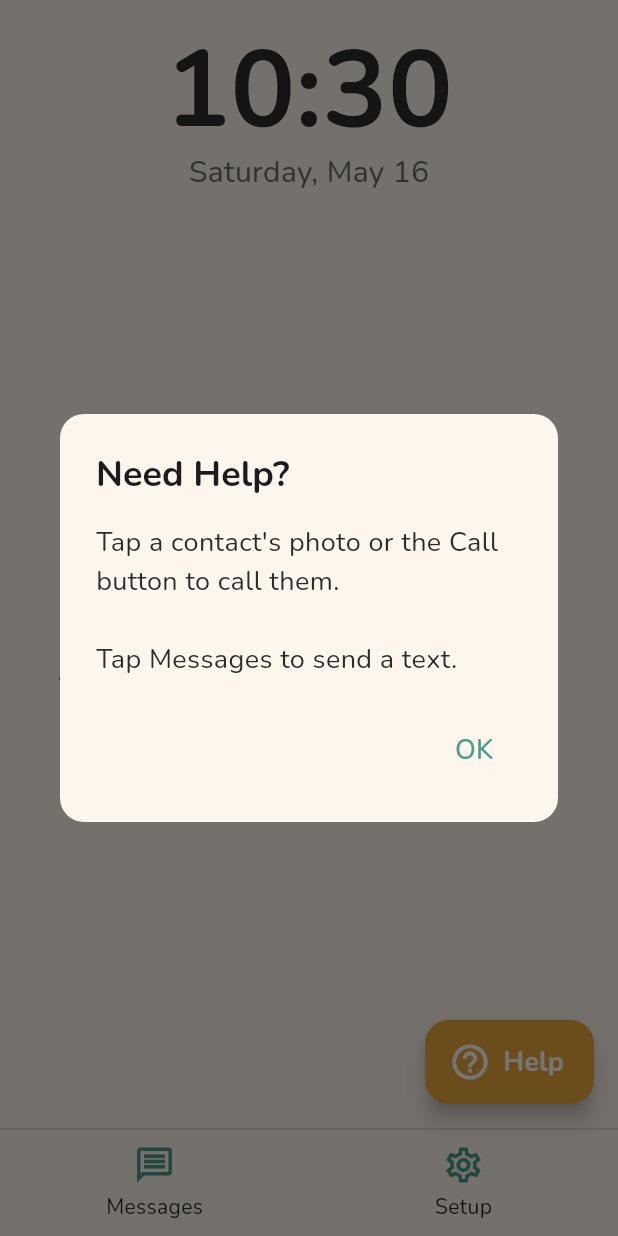
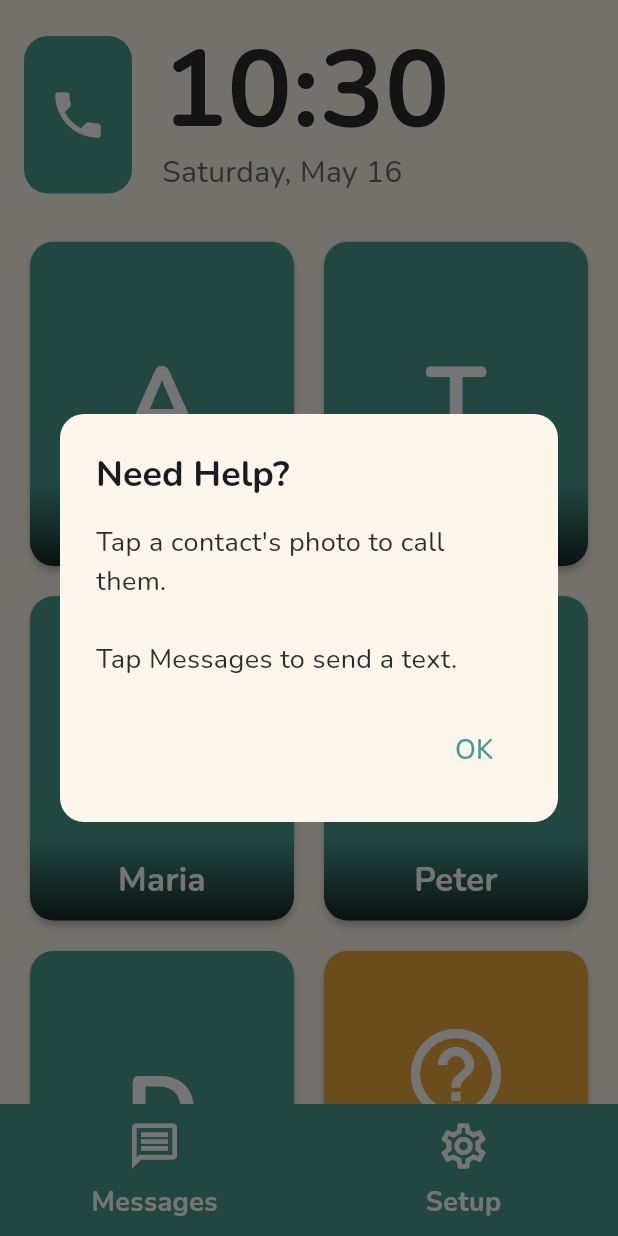
Before and after one commit to MJMaster91/ClaudeProjects, a Flutter app: the screen it shows after launch, after a tap on "Help", on a phone screen of 412 x 824 dp. Run offline on Flutter 3.47's test engine with Material 3 defaults, Android fonts, the phone set to English and light mode, and no system bars; our stand-ins replace flutter_riverpod, google_fonts, sqflite; accounts and stored records are empty; network calls fail.

Commit message:
Home screen MVP complete
- Full-bleed contact tiles with gradient name overlay
- Phone icon header: teal rounded rect spanning clock height
- Help tile as amber contact card in the grid (replaces FAB)
- Teal bottom nav bar with larger icons and white text
- Demo contacts seeded with randomuser.me portrait photos

Co-Authored-By: Claude Sonnet 4.6 <noreply@anthropic.com>

```diff
--- a/elder_aid/lib/db/database_helper.dart
+++ b/elder_aid/lib/db/database_helper.dart
@@ -52,4 +52,22 @@ class DatabaseHelper {
     final db = await database;
     await db.delete('contacts', where: 'id = ?', whereArgs: [id]);
   }
+
+  Future<void> seedDemoContactsIfEmpty() async {
+    final db = await database;
+    final count = Sqflite.firstIntValue(
+        await db.rawQuery('SELECT COUNT(*) FROM contacts'));
+    if (count != null && count > 0) return;
+
+    final demos = [
+      Contact(name: 'Anna', phone: '+49 89 12345678', photoPath: 'https://randomuser.me/api/portraits/women/44.jpg', sortOrder: 0),
+      Contact(name: 'Thomas', phone: '+49 89 23456789', photoPath: 'https://randomuser.me/api/portraits/men/32.jpg', sortOrder: 1),
+      Contact(name: 'Maria', phone: '+49 89 34567890', photoPath: 'https://randomuser.me/api/portraits/women/68.jpg', sortOrder: 2),
+      Contact(name: 'Peter', phone: '+49 89 45678901', photoPath: 'https://randomuser.me/api/portraits/men/75.jpg', sortOrder: 3),
+      Contact(name: 'Dr. Müller', phone: '+49 89 56789012', photoPath: 'https://randomuser.me/api/portraits/men/51.jpg', sortOrder: 4),
+    ];
+    for (final c in demos) {
+      await db.insert('contacts', c.toMap());
+    }
+  }
 }
--- a/elder_aid/lib/main.dart
+++ b/elder_aid/lib/main.dart
@@ -3,6 +3,7 @@ import 'package:flutter/services.dart';
 import 'package:flutter_riverpod/flutter_riverpod.dart';
 import 'theme/app_theme.dart';
 import 'screens/home_screen.dart';
+import 'db/database_helper.dart';
 
 void main() async {
   WidgetsFlutterBinding.ensureInitialized();
@@ -10,6 +11,7 @@ void main() async {
     DeviceOrientation.portraitUp,
     DeviceOrientation.portraitDown,
   ]);
+  await DatabaseHelper().seedDemoContactsIfEmpty();
   runApp(const ProviderScope(child: ElderAidApp()));
 }
 
--- a/elder_aid/lib/screens/home_screen.dart
+++ b/elder_aid/lib/screens/home_screen.dart
@@ -4,7 +4,6 @@ import 'package:flutter_riverpod/flutter_riverpod.dart';
 import '../db/database_helper.dart';
 import '../models/contact.dart';
 import '../widgets/contact_tile.dart';
-import '../widgets/help_button.dart';
 import 'messages_screen.dart';
 import 'setup/setup_gate.dart';
 
@@ -84,9 +83,10 @@ class _HomeScreenState extends ConsumerState<HomeScreen> {
                             mainAxisSpacing: 12,
                             childAspectRatio: 0.82,
                           ),
-                          itemCount: contacts.length,
-                          itemBuilder: (_, i) =>
-                              ContactTile(contact: contacts[i]),
+                          itemCount: contacts.length + 1,
+                          itemBuilder: (ctx, i) => i < contacts.length
+                              ? ContactTile(contact: contacts[i])
+                              : _HelpTile(context: ctx),
                         ),
                   loading: () =>
                       const Center(child: CircularProgressIndicator()),
@@ -99,7 +99,6 @@ class _HomeScreenState extends ConsumerState<HomeScreen> {
             ],
           ),
         ),
-        floatingActionButton: const HelpButton(),
         bottomNavigationBar: _BottomNav(
           onMessages: () => Navigator.push(
             context,
@@ -125,7 +124,23 @@ class _ClockHeader extends StatelessWidget {
     return Container(
       width: double.infinity,
       padding: const EdgeInsets.fromLTRB(16, 24, 16, 12),
+      child: IntrinsicHeight(
+        child: Row(
+          crossAxisAlignment: CrossAxisAlignment.stretch,
+          children: [
+            Container(
+              width: 72,
+              decoration: BoxDecoration(
+                color: const Color(0xFF4A9B8E),
+                borderRadius: BorderRadius.circular(16),
+              ),
+              child: const Icon(Icons.phone, size: 40, color: Colors.white),
+            ),
+            const SizedBox(width: 20),
+            Expanded(
               child: Column(
+                mainAxisSize: MainAxisSize.min,
+                crossAxisAlignment: CrossAxisAlignment.start,
                 children: [
                   Text(
                     time,
@@ -142,6 +157,10 @@ class _ClockHeader extends StatelessWidget {
                     style: const TextStyle(fontSize: 20, color: Color(0xFF6B6B6B)),
                   ),
                 ],
+              ),
+            ),
+          ],
+        ),
       ),
     );
   }
@@ -165,6 +184,61 @@ class _EmptyState extends StatelessWidget {
   }
 }
 
+class _HelpTile extends StatelessWidget {
+  final BuildContext context;
+  const _HelpTile({required this.context});
+
+  void _showHelpDialog() {
+    showDialog(
+      context: context,
+      builder: (_) => AlertDialog(
+        shape: RoundedRectangleBorder(borderRadius: BorderRadius.circular(16)),
+        title: const Text('Need Help?',
+            style: TextStyle(fontSize: 24, fontWeight: FontWeight.bold)),
+        content: const Text(
+          'Tap a contact\'s photo to call them.\n\nTap Messages to send a text.',
+          style: TextStyle(fontSize: 18),
+        ),
+        actions: [
+          TextButton(
+            onPressed: () => Navigator.pop(context),
+            child: const Text('OK', style: TextStyle(fontSize: 18)),
+          ),
+        ],
+      ),
+    );
+  }
+
+  @override
+  Widget build(BuildContext context) {
+    return Card(
+      elevation: 2,
+      clipBehavior: Clip.antiAlias,
+      child: InkWell(
+        onTap: _showHelpDialog,
+        child: Container(
+          color: const Color(0xFFE8A838),
+          child: const Column(
+            mainAxisAlignment: MainAxisAlignment.center,
+            children: [
+              Icon(Icons.help_outline, size: 72, color: Colors.white),
+              SizedBox(height: 12),
+              Text(
+                'Help',
+                style: TextStyle(
+                  fontSize: 28,
+                  fontWeight: FontWeight.bold,
+                  color: Colors.white,
+                ),
+              ),
+            ],
+          ),
+        ),
+      ),
+    );
+  }
+}
+
 class _BottomNav extends StatelessWidget {
   final VoidCallback onMessages;
   final VoidCallback onSetup;
@@ -173,11 +247,8 @@ class _BottomNav extends StatelessWidget {
   @override
   Widget build(BuildContext context) {
     return Container(
-      height: 72,
-      decoration: const BoxDecoration(
-        color: Color(0xFFFDF6EC),
-        border: Border(top: BorderSide(color: Color(0xFFE0D8CF))),
-      ),
+      height: 88,
+      color: const Color(0xFF4A9B8E),
       child: Row(
         children: [
           _NavItem(
@@ -211,11 +282,11 @@ class _NavItem extends StatelessWidget {
         child: Column(
           mainAxisAlignment: MainAxisAlignment.center,
           children: [
-            Icon(icon, size: 28, color: const Color(0xFF4A9B8E)),
-            const SizedBox(height: 4),
+            Icon(icon, size: 36, color: Colors.white),
+            const SizedBox(height: 6),
             Text(label,
                 style: const TextStyle(
-                    fontSize: 14, color: Color(0xFF2C2C2C))),
+                    fontSize: 18, fontWeight: FontWeight.bold, color: Colors.white)),
           ],
         ),
       ),
--- a/elder_aid/lib/widgets/contact_tile.dart
+++ b/elder_aid/lib/widgets/contact_tile.dart
@@ -19,64 +19,80 @@ class ContactTile extends StatelessWidget {
   Widget build(BuildContext context) {
     return Card(
       elevation: 2,
+      clipBehavior: Clip.antiAlias,
       child: InkWell(
         onTap: _call,
-        borderRadius: BorderRadius.circular(16),
-        child: Padding(
-          padding: const EdgeInsets.all(12),
-          child: Column(
-            mainAxisAlignment: MainAxisAlignment.center,
+        child: Stack(
+          fit: StackFit.expand,
           children: [
-              _Avatar(photoPath: contact.photoPath, name: contact.name),
-              const SizedBox(height: 10),
-              Text(
+            _FullPhoto(photoPath: contact.photoPath, name: contact.name),
+            Positioned(
+              left: 0,
+              right: 0,
+              bottom: 0,
+              child: Container(
+                padding: const EdgeInsets.symmetric(horizontal: 8, vertical: 12),
+                decoration: BoxDecoration(
+                  gradient: LinearGradient(
+                    begin: Alignment.bottomCenter,
+                    end: Alignment.topCenter,
+                    colors: [Colors.black.withValues(alpha: 0.75), Colors.transparent],
+                  ),
+                ),
+                child: Text(
                   contact.name,
                   style: const TextStyle(
-                  fontSize: 20,
+                    fontSize: 22,
                     fontWeight: FontWeight.bold,
-                  color: AppTheme.textPrimary,
+                    color: Colors.white,
                   ),
                   textAlign: TextAlign.center,
                   maxLines: 2,
                   overflow: TextOverflow.ellipsis,
                 ),
-              const SizedBox(height: 8),
-              SizedBox(
-                width: double.infinity,
-                height: 48,
-                child: ElevatedButton.icon(
-                  onPressed: _call,
-                  icon: const Icon(Icons.call, size: 20),
-                  label: const Text('Call', style: TextStyle(fontSize: 16)),
               ),
             ),
           ],
-          ),
         ),
       ),
     );
   }
 }
 
-class _Avatar extends StatelessWidget {
+class _FullPhoto extends StatelessWidget {
   final String? photoPath;
   final String name;
-  const _Avatar({this.photoPath, required this.name});
+  const _FullPhoto({this.photoPath, required this.name});
 
   @override
   Widget build(BuildContext context) {
     if (photoPath != null) {
+      if (photoPath!.startsWith('http')) {
+        return Image.network(
+          photoPath!,
+          fit: BoxFit.cover,
+          errorBuilder: (_, __, ___) => _initialsBox(),
+        );
+      }
       final file = File(photoPath!);
       if (file.existsSync()) {
-        return CircleAvatar(radius: 40, backgroundImage: FileImage(file));
+        return Image.file(file, fit: BoxFit.cover);
       }
     }
-    return CircleAvatar(
-      radius: 40,
-      backgroundColor: AppTheme.primary,
+    return _initialsBox();
+  }
+
+  Widget _initialsBox() {
+    return Container(
+      color: AppTheme.primary,
+      alignment: Alignment.center,
       child: Text(
         name.isNotEmpty ? name[0].toUpperCase() : '?',
-        style: const TextStyle(fontSize: 32, color: Colors.white),
+        style: const TextStyle(
+          fontSize: 64,
+          fontWeight: FontWeight.bold,
+          color: Colors.white,
+        ),
       ),
     );
   }
```
Lines whose indentation alone changed are shown as unchanged.
